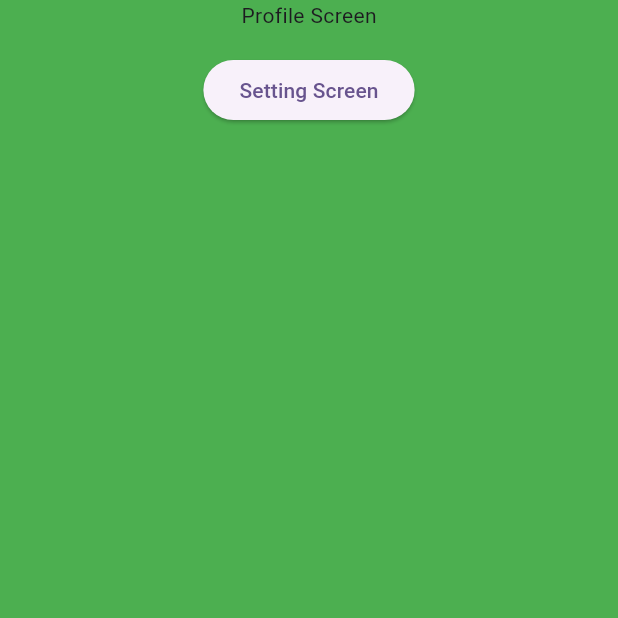
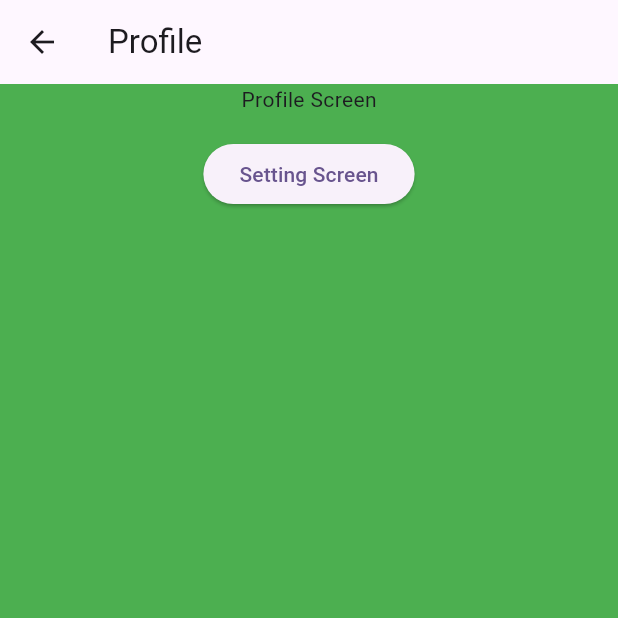
Before and after one commit to nileshsheoran/route_demo, a Flutter app: the ProfileScreen screen opened by its route, on a phone screen of 412 x 824 dp, the top half of it. Run offline on Flutter 3.47's test engine with Material 2 defaults, Android fonts, the phone set to English and light mode, and no system bars.

Commit message:
create aapBar

```diff
--- a/lib/profile_screen.dart
+++ b/lib/profile_screen.dart
@@ -10,6 +10,7 @@ class ProfileScreen extends StatelessWidget {
   Widget build(BuildContext context) {
     return Scaffold(
       backgroundColor: Colors.green,
+      appBar: AppBar(title: const Text('Profile'),),
       body: Center(
         child: Column(
           children: [
```
